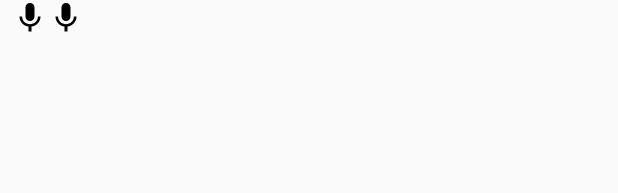
After one commit to JuanjoVG/HackFlirt, an Android app: the layout list_item.xml on its own in the app's theme, with its tools: preview values and no code run, on a phone screen of 412 x 824 dp. The commit adds this screen. Shown: the top 193 px of the screen. Run offline under Robolectric (Android 15) with nearby library versions, the phone set to English and light mode, and no system bars.

Commit message:
Add recycler view

```diff
--- /dev/null
+++ b/app/src/main/res/drawable/record.xml
@@ -0,0 +1,9 @@
+<vector xmlns:android="http://schemas.android.com/apk/res/android"
+        android:width="24dp"
+        android:height="24dp"
+        android:viewportWidth="24.0"
+        android:viewportHeight="24.0">
+    <path
+        android:fillColor="#FF000000"
+        android:pathData="M12,14c1.66,0 2.99,-1.34 2.99,-3L15,5c0,-1.66 -1.34,-3 -3,-3S9,3.34 9,5v6c0,1.66 1.34,3 3,3zM17.3,11c0,3 -2.54,5.1 -5.3,5.1S6.7,14 6.7,11L5,11c0,3.41 2.72,6.23 6,6.72L11,21h2v-3.28c3.28,-0.48 6,-3.3 6,-6.72h-1.7z"/>
+</vector>
--- /dev/null
+++ b/app/src/main/res/layout/list_item.xml
@@ -0,0 +1,32 @@
+<?xml version="1.0" encoding="utf-8"?>
+<RelativeLayout xmlns:android="http://schemas.android.com/apk/res/android"
+    android:layout_width="match_parent"
+    android:layout_height="wrap_content">
+
+    <LinearLayout
+        android:layout_width="wrap_content"
+        android:layout_height="wrap_content"
+        android:orientation="horizontal">
+
+        <TextView
+            android:id="@+id/list_item_string"
+            android:layout_width="wrap_content"
+            android:layout_height="wrap_content"
+            android:paddingLeft="8dp"
+            android:textSize="18sp"
+            android:textStyle="bold" />
+
+        <ImageView
+            android:id="@+id/record"
+            android:layout_width="wrap_content"
+            android:layout_height="wrap_content"
+            android:src="@drawable/record" />
+
+
+        <ImageView
+            android:id="@+id/play"
+            android:layout_width="wrap_content"
+            android:layout_height="wrap_content"
+            android:src="@drawable/record" />
+    </LinearLayout>
+</RelativeLayout>
```
Also changed, not shown: app/src/main/java/starthack/hackflirt/MyCustomAdapter.java (added, +60 -0 lines), app/src/main/java/starthack/hackflirt/RecordActivity.java (+24 -27 lines), app/src/main/res/layout/activity_record.xml (+8 -28 lines).
